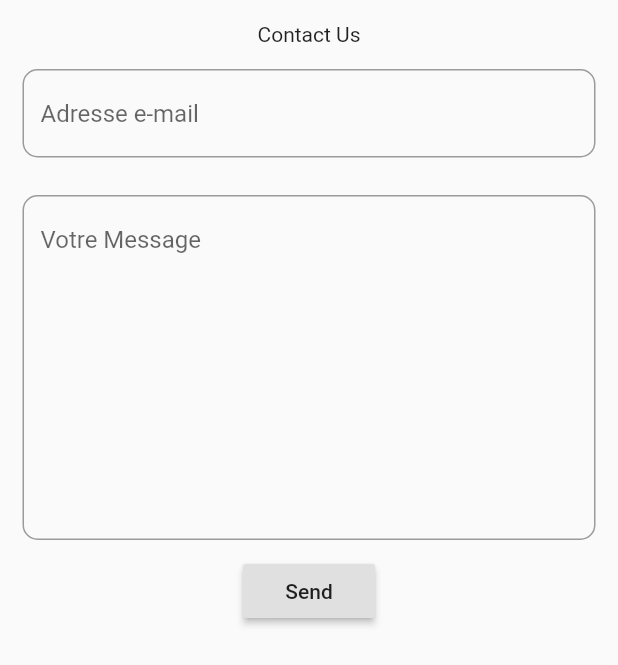
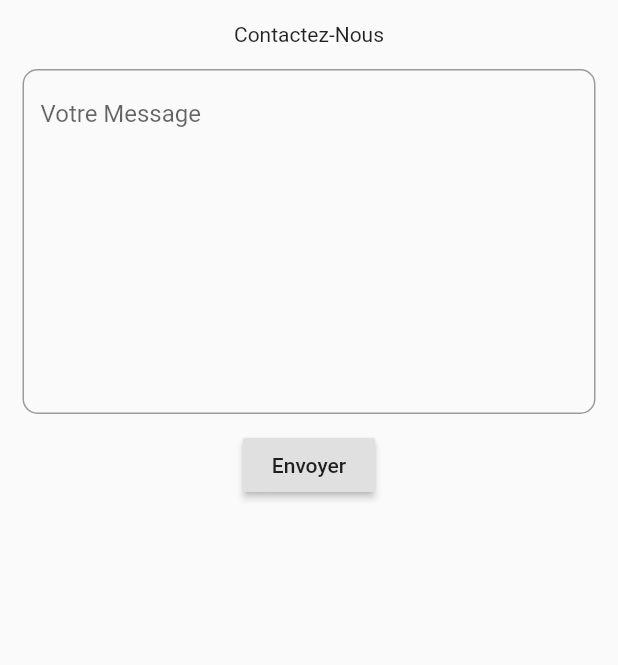
Before and after one commit to FeizBenhabel/PFE-Repository3, a Flutter app: the ContactUs widget shown alone on an empty page, opened directly, on a phone screen of 412 x 824 dp. Shown: the top 665 px of the screen. Run offline on Flutter 3.47's test engine with Material 2 defaults, Android fonts, the phone set to English and light mode, and no system bars; our stand-ins replace charts_flutter, cloud_firestore, connectivity, firebase_auth, font_awesome_flutter, google_maps_flutter; missing offline and left inert: flutter_sparkline, mailer; accounts and stored records are empty; Roboto replaces fonts that are missing (RobotoMono).

```diff
--- a/lib/Chart.dart
+++ b/lib/Chart.dart
@@ -70,7 +70,5 @@ Widget sparkline(){
       }
     }
     );
-
-
   }
 }
--- a/lib/ContactUs.dart
+++ b/lib/ContactUs.dart
@@ -12,7 +12,7 @@ class _ContactUsState extends State<ContactUs> {
   static String password = "dvbkbbvdlagqeahq";
   final smtpServer = gmail(username, password);
   final auth=new Authentication();
-  TextEditingController message_controller;
+  TextEditingController message_controller=new TextEditingController();
   @override
   Widget build(BuildContext context) {
     return Column(
@@ -21,27 +21,12 @@ class _ContactUsState extends State<ContactUs> {
           height: 15.0,
         ),
         Center(
-          child: Text("Contact Us"),
+          child: Text("Contactez-Nous"),
         ),
 
         SizedBox(
           height: 15.0,
                ),
-
-      Padding(
-        padding: EdgeInsets.only(left: 15.0,right: 15.0),
-        child:TextField(
-          autocorrect:false,
-          keyboardType: TextInputType.emailAddress,
-          decoration:InputDecoration(
-                hintText: "Adresse e-mail",
-                border: OutlineInputBorder(borderRadius: BorderRadius.circular(10.0)),
-                   ),
-          ),
-        ) ,
-          SizedBox(
-            height: 25.0,
-          ),
             Padding(
               padding: EdgeInsets.only(left: 15.0,right: 15.0),
                 child:TextField(
@@ -60,7 +45,7 @@ class _ContactUsState extends State<ContactUs> {
               Center(
                 child: RaisedButton(onPressed:(){
                   sending();
-                }, child: Text("Send")),
+                }, child: Text("Envoyer")),
               )
             ],
 
@@ -68,17 +53,14 @@ class _ContactUsState extends State<ContactUs> {
     );
   }
   Future sending()async{
-    print(message_controller.text.toString());
-    var user=auth.getUser();
+    var user=await auth.getUser();
     final message = new Message()
-      ..from = new Address(username,"test")
+      ..from = new Address(user.email,user.email)
       ..recipients.add('benhabelfeiz@gmail.com')
       ..subject = 'Smart Agriculture App ${new DateTime.now()}'
       ..text = 'This is the plain text.\nThis is line 2 of the text part.'
-      ..html = "<h1>Smart Agricultuer</h1>\n<p>"+message_controller.text.toString()+"</p>";
+      ..html = "<h1>Smart Agriculture</h1>\n<p>"+message_controller.text.toString()+"</p>";
      final sendReports = await send(message, smtpServer);
-     print("done");
-
 
   }
 }
--- a/lib/Menu.dart
+++ b/lib/Menu.dart
@@ -107,7 +107,7 @@ class _MenuState extends State<Menu>  with SingleTickerProviderStateMixin{
                       indent: 12.0,
                     ),
                     ListTile(
-                      title: Text("About us"),
+                      title: Text("à propos"),
                       trailing: Icon(FontAwesomeIcons.questionCircle),
                       onTap:() { setState(() {
                                        Navigator.of(context).pop();
@@ -121,7 +121,7 @@ class _MenuState extends State<Menu>  with SingleTickerProviderStateMixin{
                       indent: 12.0,
                     ),
                     ListTile(
-                      title: Text("Contact us"),
+                      title: Text("Contactez-Nous"),
                       trailing: Icon(FontAwesomeIcons.envelope),
                       onTap: () {
                         setState(() {
@@ -136,7 +136,7 @@ class _MenuState extends State<Menu>  with SingleTickerProviderStateMixin{
                       indent: 12.0,
                     ),
                    ListTile(
-                     title: Text("Deconnexion"),
+                     title: Text("Déconnexion"),
                      trailing: Icon(FontAwesomeIcons.signOutAlt ),
                      onTap:() { setState(() {
                             Navigator.of(context).pop();
--- a/lib/weather.dart
+++ b/lib/weather.dart
@@ -48,14 +48,12 @@ class _WeatherPageState extends State<WeatherPage> {
                   fontsize = 12.0;
                   connectivity = false;
                 } else {
-                  print("connexion !!!!!!!");
                   temp = snapshot.data['current']['temp_c'].toString() + "°";
                   fontsize = 30.0;
                   imageUrl = "http:" +
                       snapshot.data['current']['condition']['icon'].toString();
                   connectivity = true;
                 }
-                print(imageUrl);
                 return new Card(
                   color: Colors.green,
                   elevation: 2.1,
```
Also changed, not shown: lib/Dashboard.dart (+4 -4 lines), lib/SensorMap.dart (+34 -40 lines), lib/sensorcount.dart (+10 -4 lines).
